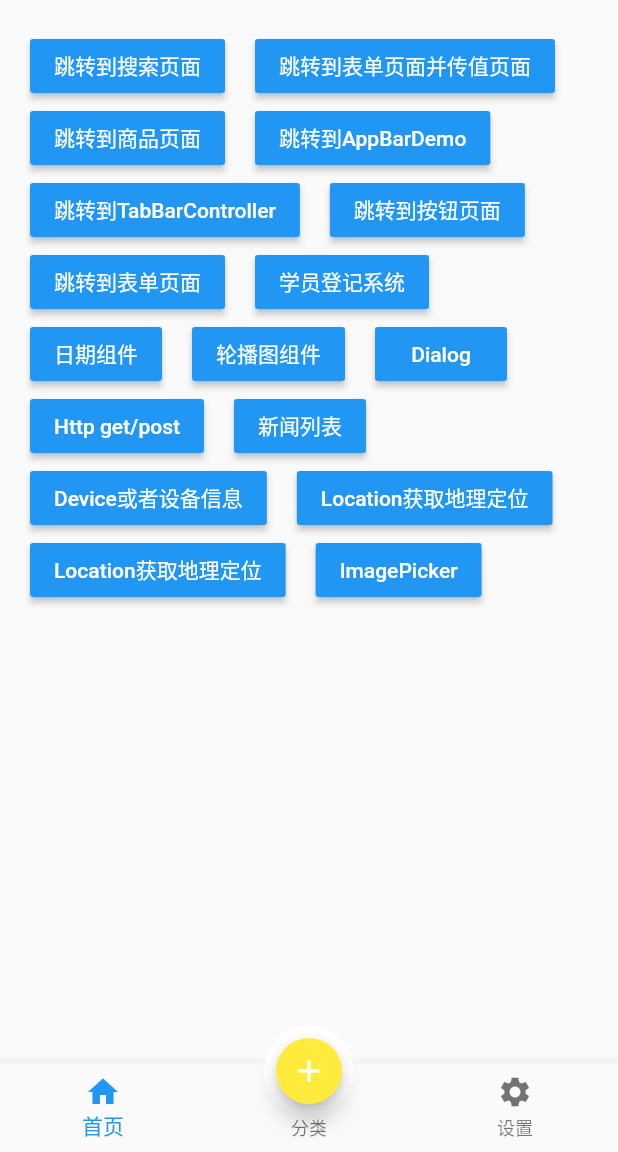
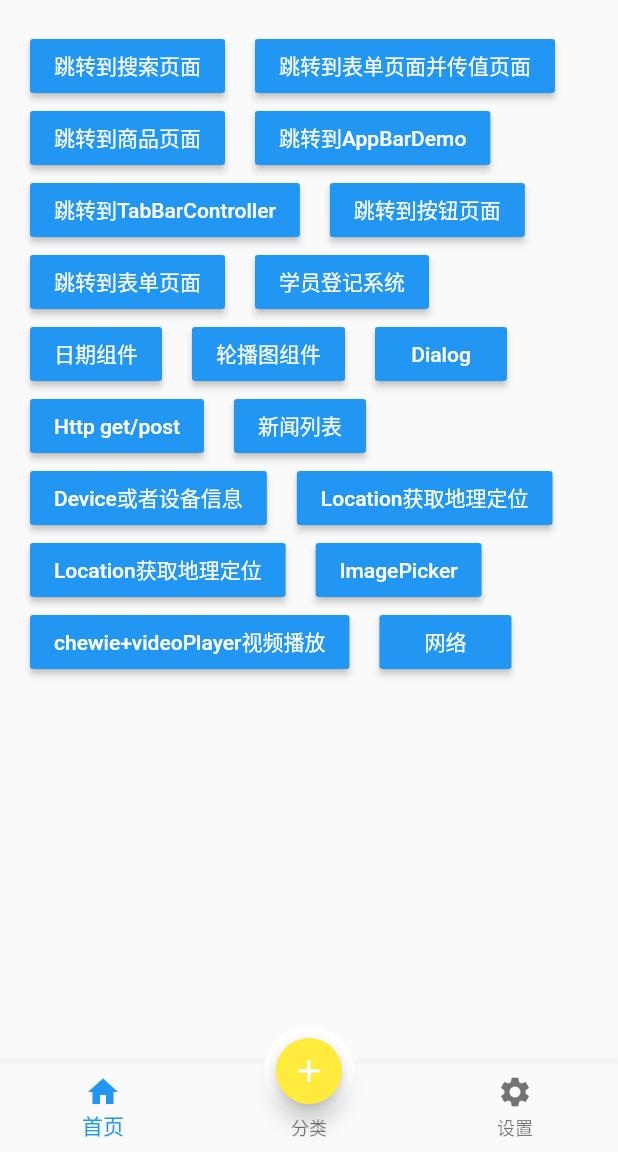
Before and after one commit to HitaoLin/flutter_learning, a Flutter app: the screen it shows after launch, on a phone screen of 412 x 824 dp, the part 84-1236 px from its top. Run offline on Flutter 3.47's test engine with Material 2 defaults, Android fonts, the phone set to English and light mode, and no system bars; our stand-ins replace connectivity, date_format, device_info, dio, flutter_html, flutter_swiper and 2 more; missing offline and left inert: amap_location, flutter_cupertino_date_picker, flutter_inappbrowser, location_permissions.

Commit message:
version 0.2.2 检测网络变化

```diff
--- a/lib/pages/tabs/Home.dart
+++ b/lib/pages/tabs/Home.dart
@@ -203,6 +203,24 @@ class _HomePageState extends State<HomePage> {
                 },
               ),
               SizedBox(width: 20,),
+              RaisedButton(
+                color: Colors.blue,
+                textColor: Colors.white,
+                child: Text('chewie+videoPlayer视频播放'),
+                onPressed: () {
+                  Navigator.pushNamed(context, '/video');
+                },
+              ),
+              SizedBox(width: 20,),
+              RaisedButton(
+                color: Colors.blue,
+                textColor: Colors.white,
+                child: Text('网络'),
+                onPressed: () {
+                  Navigator.pushNamed(context, '/network');
+                },
+              ),
+              SizedBox(width: 20,),
             ],
           ),
         )
--- a/pubspec.yaml
+++ b/pubspec.yaml
@@ -47,7 +47,11 @@ dependencies:
   location_permissions: ^2.0.3
   #相机拍照和相册选择
   image_picker: ^0.6.2+1
-
+  #视频播放
+#  video_player: ^0.10.1+3
+#  chewie: ^0.9.7
+  #网络检测
+  connectivity: ^0.4.5+6
 
 dev_dependencies:
   flutter_test:
```
Also changed, not shown: lib/Connectivity.dart (added, +63 -0 lines), lib/VideoPlayer.dart (added, +116 -0 lines), lib/routes/Routes.dart (+8 -3 lines), pubspec.lock.
